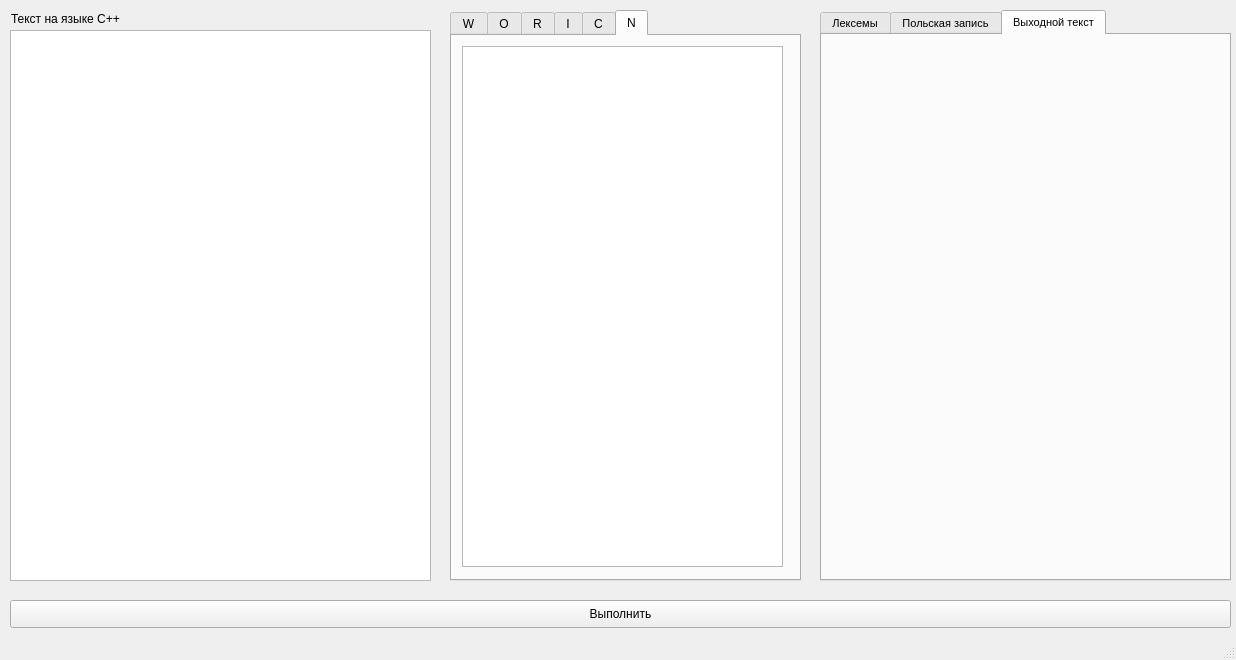
Above: translator/mainwindow.ui from styni/translator before the change. Below: the same form after it.
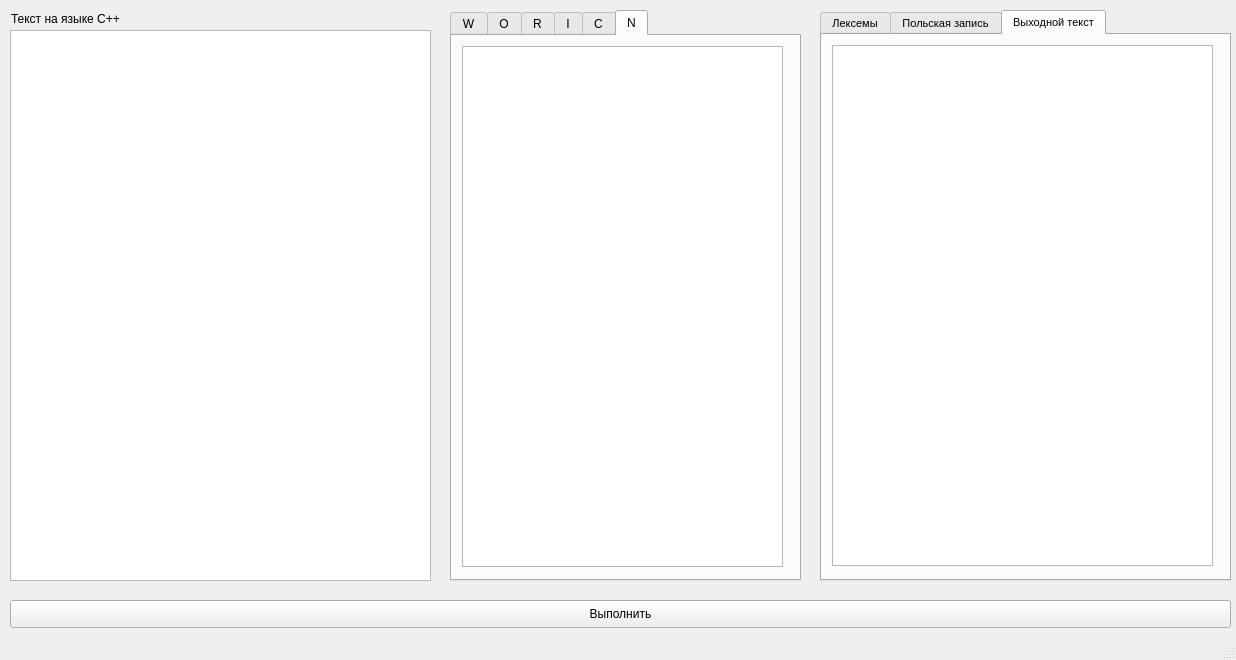
That is the form after the change. The open tabs and pages were chosen to show the change.

Commit message: pascal translation added

What changed in the file:
```diff
--- a/translator/mainwindow.ui
+++ b/translator/mainwindow.ui
@@ -98,6 +98,21 @@
      <attribute name="title">
       <string>Выходной текст</string>
      </attribute>
+     <widget class="QTextEdit" name="pascal_text">
+      <property name="geometry">
+       <rect>
+        <x>10</x>
+        <y>10</y>
+        <width>381</width>
+        <height>521</height>
+       </rect>
+      </property>
+      <property name="font">
+       <font>
+        <pointsize>10</pointsize>
+       </font>
+      </property>
+     </widget>
     </widget>
    </widget>
    <widget class="QPushButton" name="pushButton">
```
Left out of the diff: 2 changed lines with no effect on the pictures. The commit also changes 6 other files.
